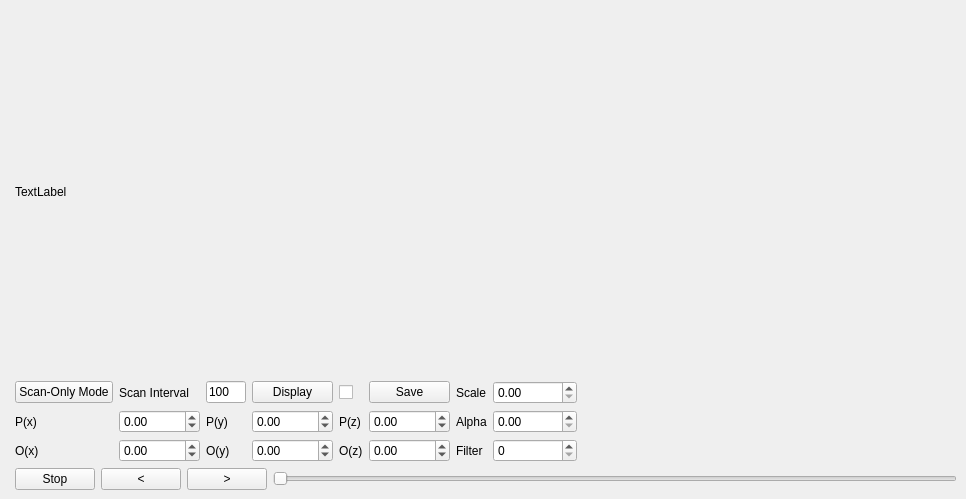
Qt form pclviewer.ui (iamkevinzhao/Liver6D) before a commit.
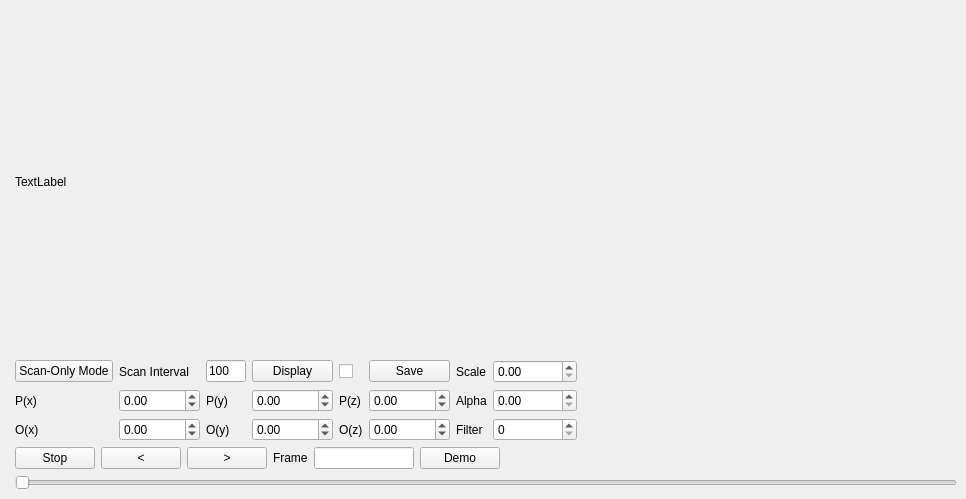
The same form after that commit. Custom widgets are drawn as their Qt base class.

Commit message: Frame id display

The edit to the form file:
```diff
--- a/pclviewer.ui
+++ b/pclviewer.ui
@@ -263,28 +263,75 @@
          </layout>
         </item>
         <item>
-         <layout class="QHBoxLayout" name="horizontalLayout_2">
-          <item>
+         <layout class="QGridLayout" name="gridLayout_3">
+          <item row="0" column="2">
+           <widget class="QPushButton" name="GoButton">
+            <property name="text">
+             <string>&gt;</string>
+            </property>
+           </widget>
+          </item>
+          <item row="0" column="3">
+           <widget class="QLabel" name="label_10">
+            <property name="maximumSize">
+             <size>
+              <width>16777215</width>
+              <height>16777215</height>
+             </size>
+            </property>
+            <property name="text">
+             <string>Frame</string>
+            </property>
+           </widget>
+          </item>
+          <item row="0" column="4">
+           <widget class="QLineEdit" name="FrameEdit">
+            <property name="maximumSize">
+             <size>
+              <width>100</width>
+              <height>16777215</height>
+             </size>
+            </property>
+           </widget>
+          </item>
+          <item row="0" column="0">
            <widget class="QPushButton" name="PlayButton">
             <property name="text">
              <string>Stop</string>
             </property>
            </widget>
           </item>
-          <item>
+          <item row="0" column="6">
+           <spacer name="horizontalSpacer">
+            <property name="orientation">
+             <enum>Qt::Horizontal</enum>
+            </property>
+            <property name="sizeHint" stdset="0">
+             <size>
+              <width>40</width>
+              <height>20</height>
+             </size>
+            </property>
+           </spacer>
+          </item>
+          <item row="0" column="1">
            <widget class="QPushButton" name="BackButton">
             <property name="text">
              <string>&lt;</string>
             </property>
            </widget>
           </item>
-          <item>
-           <widget class="QPushButton" name="GoButton">
+          <item row="0" column="5">
+           <widget class="QPushButton" name="DemoButton">
             <property name="text">
-             <string>&gt;</string>
+             <string>Demo</string>
             </property>
            </widget>
           </item>
+         </layout>
+        </item>
+        <item>
+         <layout class="QHBoxLayout" name="horizontalLayout_2">
           <item>
            <widget class="QSlider" name="PlaySlider">
             <property name="orientation">
```
The commit also changes 1 other file.
